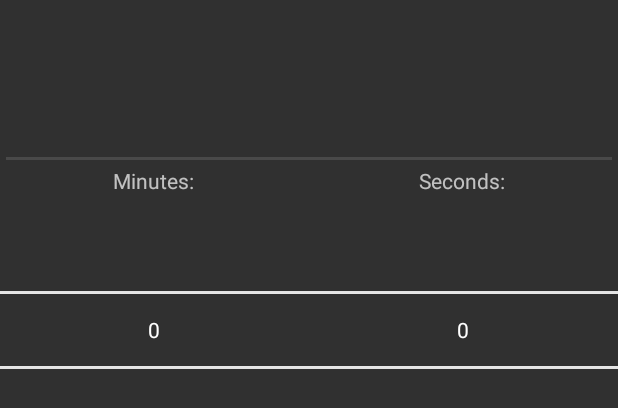
After one commit to nygoth/FAFstopwatch, an Android app: the layout time_picker_layout.xml on its own in the app's theme, with its tools: preview values and no code run, on a phone screen of 412 x 824 dp. The commit adds this screen. Shown: the top 408 px of the screen. Run offline under Robolectric (Android 15) with nearby library versions, the phone set to English and light mode, and no system bars.

Commit message:
Реализовал экран настроек и два собственных контрола настроек -- NumberPicker и TimePicker Настройки пока никак в основном коде не читаются и не используются.

```diff
--- a/app/src/main/AndroidManifest.xml
+++ b/app/src/main/AndroidManifest.xml
@@ -26,6 +26,10 @@
                 <category android:name="android.intent.category.MULTIWINDOW_LAUNCHER" />
             </intent-filter>
         </activity>
+
+        <activity
+            android:name="ru.stage_sword.preferences.StopwatchPreferences"
+            android:label="@string/preferences_title"/>
     </application>
 
 </manifest>
--- a/app/src/main/java/ru/stage_sword/fafstopwatch/StopwatchActivity.java
+++ b/app/src/main/java/ru/stage_sword/fafstopwatch/StopwatchActivity.java
@@ -2,6 +2,7 @@ package ru.stage_sword.fafstopwatch;
 
 import android.annotation.SuppressLint;
 import android.content.Context;
+import android.content.Intent;
 import android.graphics.drawable.TransitionDrawable;
 import android.os.Bundle;
 import android.os.Handler;
@@ -23,6 +24,8 @@ import android.view.View;
 import android.view.ViewGroup;
 import android.widget.RadioGroup;
 import android.widget.TextView;
+
+import ru.stage_sword.preferences.StopwatchPreferences;
 
 import static ru.stage_sword.fafstopwatch.PrecisionChronometer.DELAYED;
 import static ru.stage_sword.fafstopwatch.PrecisionChronometer.ON_OFF;
@@ -472,5 +475,6 @@ public class StopwatchActivity extends AppCompatActivity
     }
 
     public void ShowSettings(MenuItem item) {
+        startActivity(new Intent(this, StopwatchPreferences.class));
     }
 }
--- /dev/null
+++ b/app/src/main/res/layout/time_picker_layout.xml
@@ -0,0 +1,57 @@
+<?xml version="1.0" encoding="utf-8"?>
+<LinearLayout xmlns:android="http://schemas.android.com/apk/res/android"
+              android:orientation="vertical"
+              android:layout_width="match_parent"
+              android:layout_height="match_parent">
+
+    <TextView
+        android:id="@+id/current_value"
+        android:layout_gravity="top|center"
+        style="@style/TimePickerValueLarge"
+        android:clickable="false"
+        android:layout_width="wrap_content"
+        android:layout_height="wrap_content"/>
+
+    <View
+        style="@style/DividerHorizontal"/>
+
+    <LinearLayout
+        android:orientation="horizontal"
+        android:layout_width="match_parent"
+        android:layout_height="wrap_content">
+
+        <TextView
+            android:layout_weight="1"
+            android:text="@string/timepicker_minutes_title"
+            android:gravity="center"
+            android:layout_width="wrap_content"
+            android:layout_height="wrap_content"/>
+
+        <TextView
+            android:layout_weight="1"
+            android:gravity="center"
+            android:text="@string/timepicker_seconds_title"
+            android:layout_width="wrap_content"
+            android:layout_height="wrap_content"/>
+    </LinearLayout>
+
+    <LinearLayout
+        android:layout_gravity="center"
+        android:orientation="horizontal"
+        android:layout_width="match_parent"
+        android:layout_height="wrap_content">
+
+        <NumberPicker
+            android:id="@+id/minutes_picker"
+            android:layout_weight="1"
+            android:layout_width="wrap_content"
+            android:layout_height="wrap_content"/>
+
+        <NumberPicker
+            android:id="@+id/seconds_picker"
+            android:layout_weight="1"
+            android:layout_width="wrap_content"
+            android:layout_height="wrap_content"/>
+    </LinearLayout>
+
+</LinearLayout>
--- a/app/src/main/res/values/integers.xml
+++ b/app/src/main/res/values/integers.xml
@@ -10,4 +10,6 @@
     <integer name="group_discipline_fencing_duration">21000</integer>
     <integer name="duet_discipline_fencing_duration">12000</integer>
     <integer name="synchro_discipline_fencing_duration">12000</integer>
+    <integer name="fencing_timer_min_delay">0</integer>
+    <integer name="fencing_timer_max_delay">20</integer>
 </resources>
--- a/app/src/main/res/values/styles.xml
+++ b/app/src/main/res/values/styles.xml
@@ -1,7 +1,7 @@
 <resources>
 
     <!-- Base application theme. -->
-    <style name="AppTheme" parent="Theme.AppCompat.Light.NoActionBar">
+    <style name="AppTheme" parent="Theme.AppCompat.NoActionBar">
         <!-- Customize your theme here. -->
         <item name="colorPrimary">@color/colorPrimary</item>
         <item name="colorPrimaryDark">@color/colorPrimaryDark</item>
@@ -38,4 +38,16 @@
         <item name="android:layout_height">wrap_content</item>
     </style>
 
+    <style name="TimePickerValueLarge" parent="TextAppearance.AppCompat.Large">
+        <item name="android:padding">@dimen/time_title_padding</item>
+        <item name="android:textSize">@dimen/timer_text_size_mid</item>
+        <item name="android:textStyle">bold</item>
+    </style>
+
+    <style name="DividerHorizontal">
+        <item name="android:layout_width">match_parent</item>
+        <item name="android:layout_height">2dp</item>
+        <item name="android:background">?android:attr/listDivider</item>
+        <item name="android:layout_margin">4dp</item>
+    </style>
 </resources>
```
Also changed, not shown: app/src/main/res/TODO.txt (+21 -0 lines), app/src/main/res/values/attrs.xml (+10 -0 lines), app/src/main/res/values/strings.xml (+18 -0 lines), app/src/main/res/xml/preferences.xml (added, +105 -0 lines), 1 other file.
